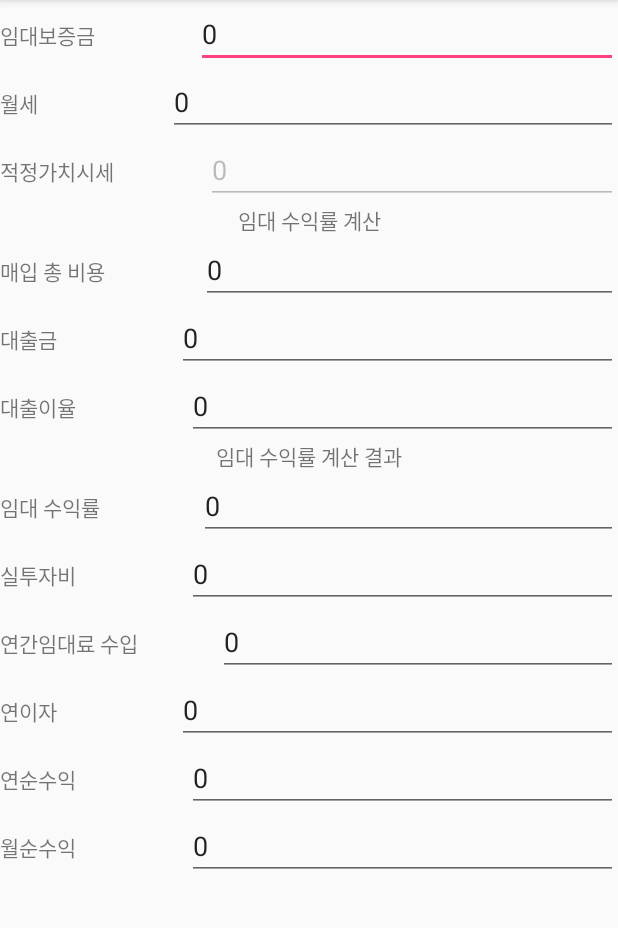
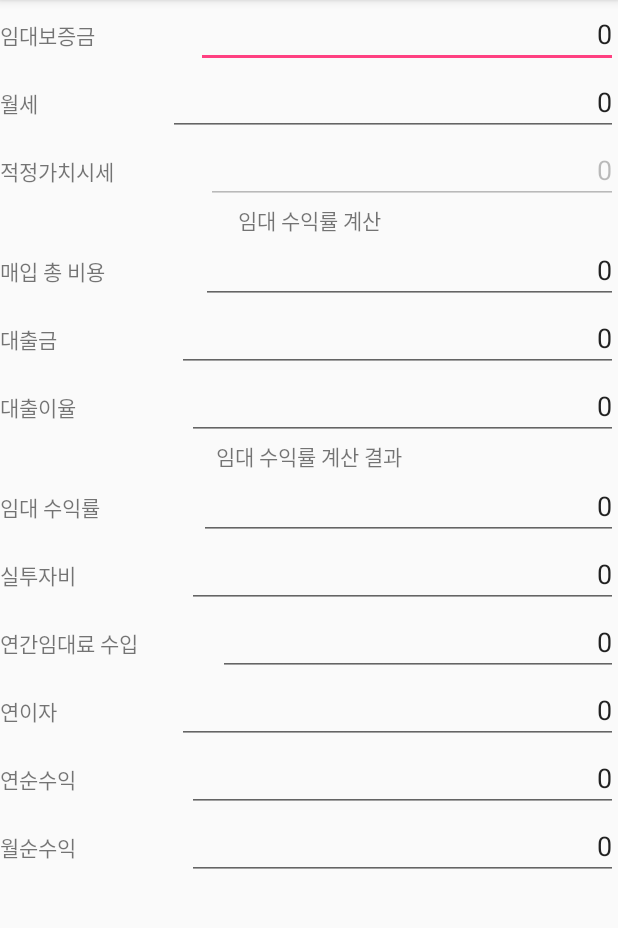
Before and after one commit to kgmhk/earningscalculator, an Android app: the screen it shows after launch (MainActivity), on a phone screen of 412 x 824 dp, the part 84-1012 px from its top. Run offline under Robolectric (Android 15) with nearby library versions, the phone set to English and light mode, and no system bars; our stand-ins replace AdMob; 1 statement that could not run was skipped.

Commit message:
change edittext gravity apply edittext currency

```diff
--- a/app/src/main/java/com/gkwak/earningscalculator/MainActivity.java
+++ b/app/src/main/java/com/gkwak/earningscalculator/MainActivity.java
@@ -12,6 +12,8 @@ import android.view.Menu;
 import android.view.MenuItem;
 import android.widget.EditText;
 import android.widget.Toast;
+
+import java.text.DecimalFormat;
 
 public class MainActivity extends AppCompatActivity {
     // Remove the below line after defining your own ad unit ID.
@@ -44,16 +46,28 @@ public class MainActivity extends AppCompatActivity {
         monthly_rent_edit = (EditText) findViewById(R.id.monthly_rent_edit);
         market_price_edit = (EditText) findViewById(R.id.market_price_edit);
 
+        // 세자리로 끊어서 쉼표 보여주고, 소숫점 셋째짜리까지 보여준다.
+        final DecimalFormat df = new DecimalFormat("###,###.####");
+// 값 셋팅시, StackOverFlow를 막기 위해서, 바뀐 변수를 저장해준다.
+        final String[] result = {""};
+
         rent_deposit_edit.addTextChangedListener(new TextWatcher(){
             public void afterTextChanged(Editable s) {}
             public void beforeTextChanged(CharSequence s, int start, int count, int after){}
             public void onTextChanged(CharSequence s, int start, int before, int count){
-                Log.i(TAG, " a : " + s.toString());
-                if (s.length() == 0) rent_deposit_edit.setText(0+"");
-                int rentDeposit = Integer.parseInt(rent_deposit_edit.getText().toString());
-                int monthlyRent = Integer.parseInt(monthly_rent_edit.getText().toString());
-                int result = rentDeposit + (monthlyRent * 200);
-                market_price_edit.setText(result+"");
+
+                if(!s.toString().equals(result[0])){     // StackOverflow를 막기위해,
+                    result[0] = df.format(Long.parseLong(s.toString().replaceAll(",", "")));   // 에딧텍스트의 값을 변환하여, result에 저장.
+                    rent_deposit_edit.setText(result[0]);    // 결과 텍스트 셋팅.
+                    rent_deposit_edit.setSelection(result[0].length());     // 커서를 제일 끝으로 보냄.
+                }
+
+//                Log.i(TAG, " a : " + s.toString());
+//                if (s.length() == 0) rent_deposit_edit.setText(0+"");
+//                int rentDeposit = Integer.parseInt(rent_deposit_edit.getText().toString());
+//                int monthlyRent = Integer.parseInt(monthly_rent_edit.getText().toString());
+//                int result = rentDeposit + (monthlyRent * 200);
+//                market_price_edit.setText(result+"");
             }
         });
         monthly_rent_edit.addTextChangedListener(new TextWatcher(){
--- a/app/src/main/res/layout/activity_main.xml
+++ b/app/src/main/res/layout/activity_main.xml
@@ -35,7 +35,8 @@
                     android:ems="10"
                     android:id="@+id/rent_deposit_edit"
                     android:layout_weight="1"
-                    android:text="0" />
+                    android:text="0"
+                    android:gravity="right|center_vertical" />
 
             </LinearLayout>
 
@@ -55,11 +56,12 @@
                 <EditText
                     android:layout_width="wrap_content"
                     android:layout_height="wrap_content"
-                    android:inputType="number"
                     android:ems="10"
                     android:id="@+id/monthly_rent_edit"
                     android:layout_weight="1"
-                    android:text="0" />
+                    android:text="0"
+                    android:gravity="right|center_vertical"
+                    android:inputType="number" />
 
             </LinearLayout>
 
@@ -84,7 +86,8 @@
                     android:layout_weight="1"
                     android:editable="false"
                     android:enabled="false"
-                    android:text="0" />
+                    android:text="0"
+                    android:gravity="right|center_vertical" />
 
             </LinearLayout>
         </LinearLayout>
@@ -121,7 +124,8 @@
                     android:ems="10"
                     android:id="@+id/buy_total_price_edit"
                     android:layout_weight="1"
-                    android:text="0" />
+                    android:text="0"
+                    android:gravity="right|center_vertical" />
 
             </LinearLayout>
 
@@ -145,7 +149,8 @@
                     android:ems="10"
                     android:id="@+id/loan_price_edit"
                     android:layout_weight="1"
-                    android:text="0" />
+                    android:text="0"
+                    android:gravity="right|center_vertical" />
 
             </LinearLayout>
 
@@ -169,7 +174,8 @@
                     android:ems="10"
                     android:id="@+id/loan_rate_edit"
                     android:layout_weight="1"
-                    android:text="0" />
+                    android:text="0"
+                    android:gravity="right|center_vertical" />
 
             </LinearLayout>
 
@@ -207,7 +213,8 @@
                     android:ems="10"
                     android:id="@+id/rent_rate_edit"
                     android:layout_weight="1"
-                    android:text="0" />
+                    android:text="0"
+                    android:gravity="right|center_vertical" />
 
             </LinearLayout>
 
@@ -231,7 +238,8 @@
                     android:ems="10"
                     android:id="@+id/real_investment_edit"
                     android:layout_weight="1"
-                    android:text="0" />
+                    android:text="0"
+                    android:gravity="right|center_vertical" />
 
             </LinearLayout>
 
@@ -255,7 +263,8 @@
                     android:ems="10"
                     android:id="@+id/yearly_rent_revenu_edit"
                     android:layout_weight="1"
-                    android:text="0" />
+                    android:text="0"
+                    android:gravity="right|center_vertical" />
 
             </LinearLayout>
 
@@ -279,7 +288,8 @@
                     android:ems="10"
                     android:id="@+id/yearly_interest_edit"
                     android:layout_weight="1"
-                    android:text="0" />
+                    android:text="0"
+                    android:gravity="right|center_vertical" />
 
             </LinearLayout>
 
@@ -303,7 +313,8 @@
                     android:ems="10"
                     android:id="@+id/yearly_pure_revenu_edit"
                     android:layout_weight="1"
-                    android:text="0" />
+                    android:text="0"
+                    android:gravity="right|center_vertical" />
 
             </LinearLayout>
 
@@ -327,7 +338,8 @@
                     android:ems="10"
                     android:id="@+id/monthly_pure_revenu_edit"
                     android:layout_weight="1"
-                    android:text="0" />
+                    android:text="0"
+                    android:gravity="right|center_vertical" />
 
             </LinearLayout>
 
```
